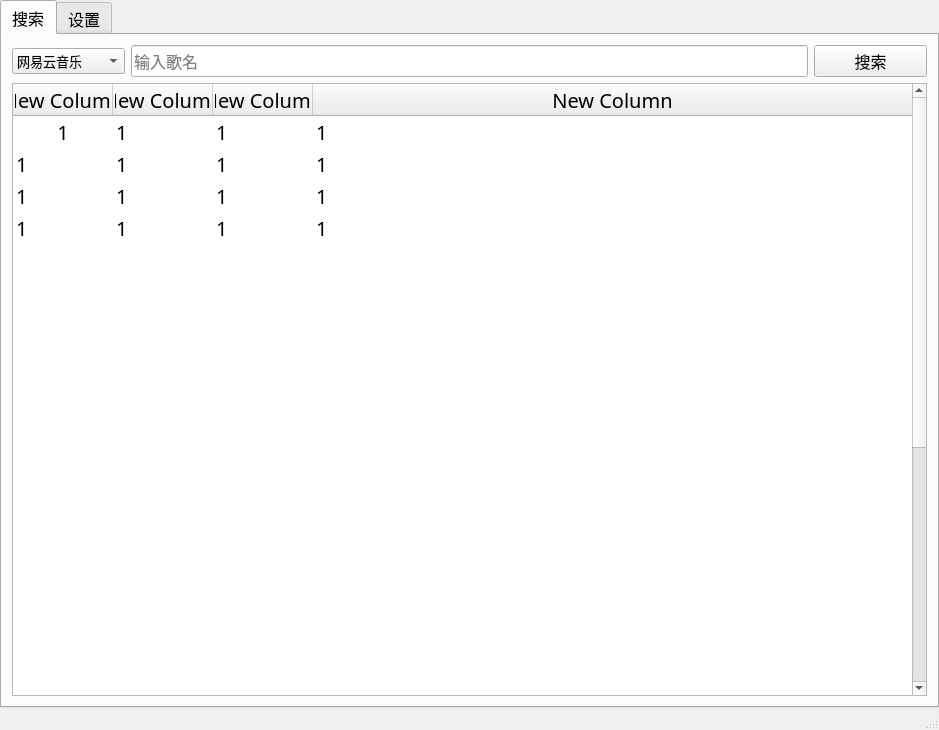
This is MusicDownloader/MusicDownloader.ui in JackieCooo/MusicDownloader as Qt 5 draws it before an edit. The edited form follows.
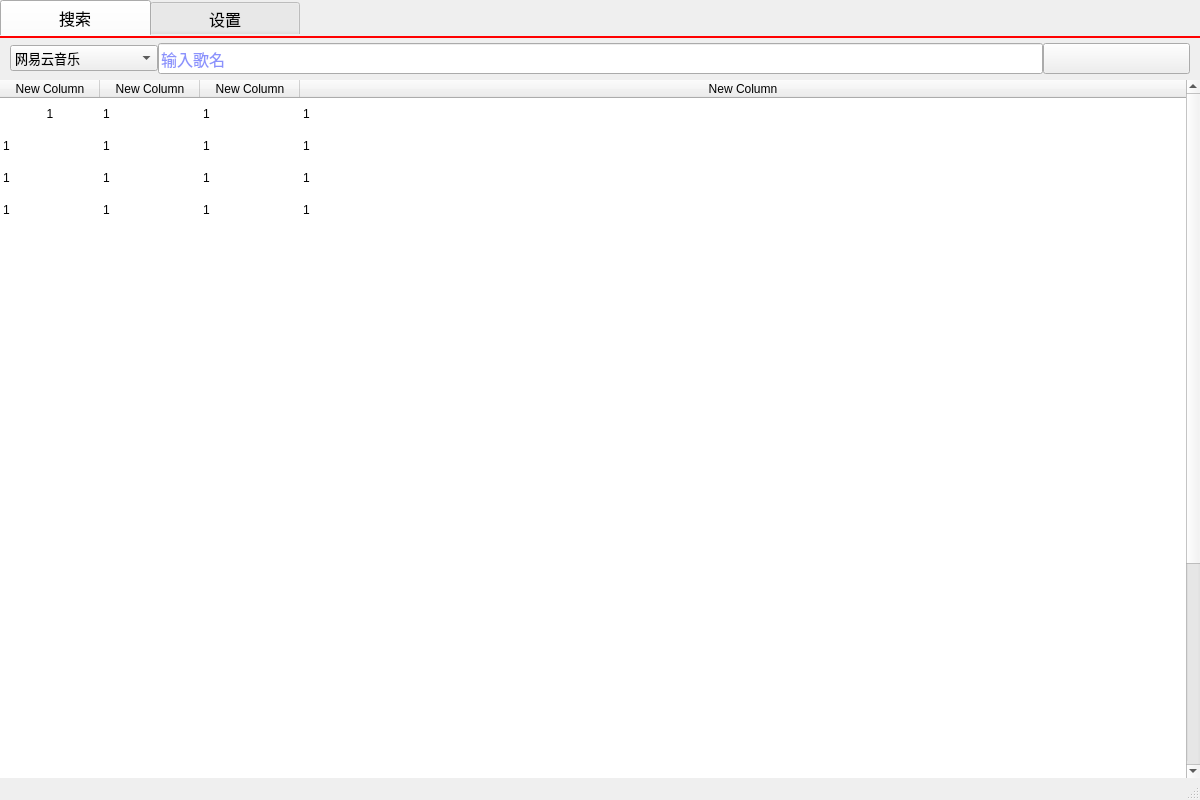
This is the edited form. The open tabs and pages were chosen to show the change.

Patch:
```diff
--- a/MusicDownloader/MusicDownloader.ui
+++ b/MusicDownloader/MusicDownloader.ui
@@ -6,8 +6,8 @@
    <rect>
     <x>0</x>
     <y>0</y>
-    <width>939</width>
-    <height>730</height>
+    <width>1200</width>
+    <height>800</height>
    </rect>
   </property>
   <property name="sizePolicy">
@@ -59,6 +59,22 @@
         <pointsize>12</pointsize>
        </font>
       </property>
+      <property name="styleSheet">
+       <string notr="true">QTabBar::tab {
+	height: 36px;
+	width: 150px;
+}
+
+QTabWidget::pane {
+	border-color: red;
+	border-width: 2px;
+	border-top-style: solid;
+}
+</string>
+      </property>
+      <property name="tabShape">
+       <enum>QTabWidget::Rounded</enum>
+      </property>
       <property name="currentIndex">
        <number>0</number>
       </property>
@@ -80,38 +96,110 @@
        </attribute>
        <layout class="QGridLayout" name="gridLayout">
         <property name="leftMargin">
-         <number>10</number>
+         <number>0</number>
         </property>
         <property name="topMargin">
-         <number>10</number>
+         <number>5</number>
         </property>
         <property name="rightMargin">
-         <number>10</number>
+         <number>0</number>
         </property>
         <property name="bottomMargin">
-         <number>10</number>
+         <number>0</number>
         </property>
         <item row="0" column="0">
          <layout class="QHBoxLayout" name="horizontalLayout">
+          <property name="spacing">
+           <number>0</number>
+          </property>
+          <property name="leftMargin">
+           <number>10</number>
+          </property>
+          <property name="rightMargin">
+           <number>10</number>
+          </property>
           <item>
            <widget class="QComboBox" name="comboBox">
             <property name="sizePolicy">
              <sizepolicy hsizetype="Expanding" vsizetype="Fixed">
               <horstretch>1</horstretch>
-              <verstretch>0</verstretch>
+              <verstretch>1</verstretch>
              </sizepolicy>
             </property>
+            <property name="palette">
+             <palette>
+              <active>
+               <colorrole role="Text">
+                <brush brushstyle="SolidPattern">
+                 <color alpha="255">
+                  <red>255</red>
+                  <green>255</green>
+                  <blue>255</blue>
+                 </color>
+                </brush>
+               </colorrole>
+               <colorrole role="PlaceholderText">
+                <brush brushstyle="SolidPattern">
+                 <color alpha="128">
+                  <red>255</red>
+                  <green>255</green>
+                  <blue>255</blue>
+                 </color>
+                </brush>
+               </colorrole>
+              </active>
+              <inactive>
+               <colorrole role="Text">
+                <brush brushstyle="SolidPattern">
+                 <color alpha="255">
+                  <red>255</red>
+                  <green>255</green>
+                  <blue>255</blue>
+                 </color>
+                </brush>
+               </colorrole>
+               <colorrole role="PlaceholderText">
+                <brush brushstyle="SolidPattern">
+                 <color alpha="128">
+                  <red>255</red>
+                  <green>255</green>
+                  <blue>255</blue>
+                 </color>
+                </brush>
+               </colorrole>
+              </inactive>
+              <disabled>
+               <colorrole role="Text">
+                <brush brushstyle="SolidPattern">
+                 <color alpha="255">
+                  <red>120</red>
+                  <green>120</green>
+                  <blue>120</blue>
+                 </color>
+                </brush>
+               </colorrole>
+               <colorrole role="PlaceholderText">
+                <brush brushstyle="SolidPattern">
+                 <color alpha="128">
+                  <red>0</red>
+                  <green>0</green>
+                  <blue>0</blue>
+                 </color>
+                </brush>
+               </colorrole>
+              </disabled>
+             </palette>
+            </property>
             <property name="font">
              <font>
               <family>微软雅黑</family>
               <pointsize>10</pointsize>
+              <stylestrategy>PreferDefault</stylestrategy>
+              <kerning>true</kerning>
              </font>
             </property>
             <property name="acceptDrops">
-             <bool>false</bool>
-            </property>
-            <property name="autoFillBackground">
-             <bool>false</bool>
+             <bool>true</bool>
             </property>
             <property name="currentText">
              <string>网易云音乐</string>
@@ -156,6 +244,70 @@
               <verstretch>1</verstretch>
              </sizepolicy>
             </property>
+            <property name="palette">
+             <palette>
+              <active>
+               <colorrole role="Text">
+                <brush brushstyle="SolidPattern">
+                 <color alpha="255">
+                  <red>23</red>
+                  <green>38</green>
+                  <blue>249</blue>
+                 </color>
+                </brush>
+               </colorrole>
+               <colorrole role="PlaceholderText">
+                <brush brushstyle="SolidPattern">
+                 <color alpha="128">
+                  <red>23</red>
+                  <green>38</green>
+                  <blue>249</blue>
+                 </color>
+                </brush>
+               </colorrole>
+              </active>
+              <inactive>
+               <colorrole role="Text">
+                <brush brushstyle="SolidPattern">
+                 <color alpha="255">
+                  <red>23</red>
+                  <green>38</green>
+                  <blue>249</blue>
+                 </color>
+                </brush>
+               </colorrole>
+               <colorrole role="PlaceholderText">
+                <brush brushstyle="SolidPattern">
+                 <color alpha="128">
+                  <red>23</red>
+                  <green>38</green>
+                  <blue>249</blue>
+                 </color>
+                </brush>
+               </colorrole>
+              </inactive>
+              <disabled>
+               <colorrole role="Text">
+                <brush brushstyle="SolidPattern">
+                 <color alpha="255">
+                  <red>120</red>
+                  <green>120</green>
+                  <blue>120</blue>
+                 </color>
+                </brush>
+               </colorrole>
+               <colorrole role="PlaceholderText">
+                <brush brushstyle="SolidPattern">
+                 <color alpha="128">
+                  <red>0</red>
+                  <green>0</green>
+                  <blue>0</blue>
+                 </color>
+                </brush>
+               </colorrole>
+              </disabled>
+             </palette>
+            </property>
             <property name="font">
              <font>
               <family>微软雅黑</family>
@@ -181,8 +333,26 @@
               <pointsize>12</pointsize>
              </font>
             </property>
+            <property name="autoFillBackground">
+             <bool>false</bool>
+            </property>
+            <property name="styleSheet">
+             <string notr="true"/>
+            </property>
             <property name="text">
-             <string>搜索</string>
+             <string/>
+            </property>
+            <property name="checkable">
+             <bool>false</bool>
+            </property>
+            <property name="autoRepeat">
+             <bool>false</bool>
+            </property>
+            <property name="autoExclusive">
+             <bool>false</bool>
+            </property>
+            <property name="flat">
+             <bool>false</bool>
             </property>
            </widget>
           </item>
@@ -190,11 +360,28 @@
         </item>
         <item row="1" column="0">
          <widget class="QTableWidget" name="tableWidget">
+          <property name="enabled">
+           <bool>true</bool>
+          </property>
           <property name="mouseTracking">
            <bool>true</bool>
           </property>
-          <property name="acceptDrops">
-           <bool>true</bool>
+          <property name="styleSheet">
+           <string notr="true">QScrollBar::handle {		
+	border-color: rgb(255, 0, 0);
+	selection-color: rgb(255, 0, 0);
+	background-color: rgb(255, 0, 0);	
+	color: rgb(255, 0, 0);
+}</string>
+          </property>
+          <property name="frameShape">
+           <enum>QFrame::NoFrame</enum>
+          </property>
+          <property name="frameShadow">
+           <enum>QFrame::Sunken</enum>
+          </property>
+          <property name="editTriggers">
+           <set>QAbstractItemView::NoEditTriggers</set>
           </property>
           <property name="selectionMode">
            <enum>QAbstractItemView::ExtendedSelection</enum>
```
Left out of the diff: 126 changed lines with no effect on the pictures. Lines whose indentation alone changed are shown as unchanged.
